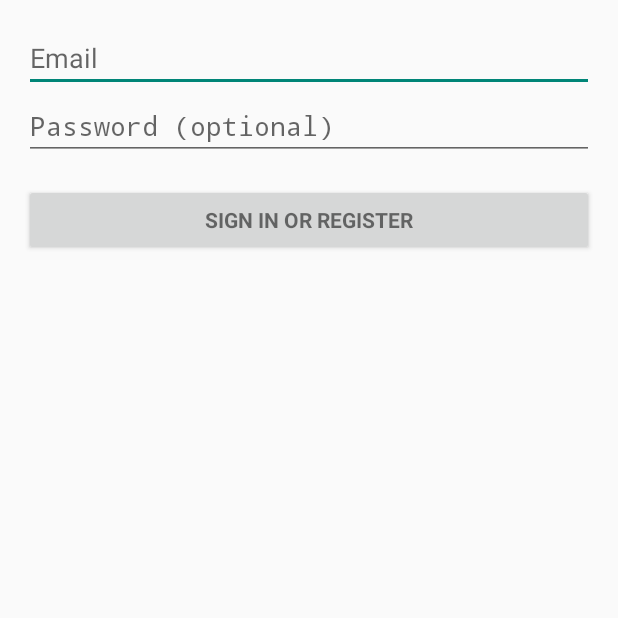
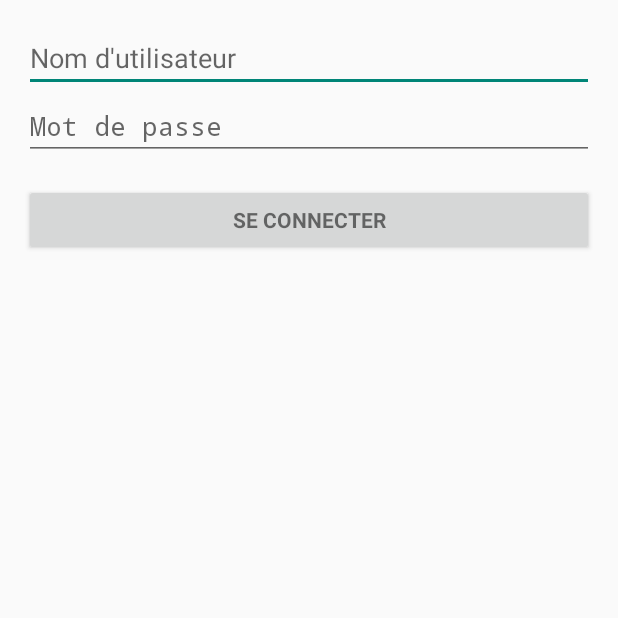
Before and after one commit to gitter-badger/ChatDesk, an Android app: the screen it shows after launch (LoginActivity), on a phone screen of 412 x 824 dp, the top half of it. Run offline under Robolectric (Android 15) with nearby library versions, the phone set to English and light mode, and no system bars; 3 statements that could not run were skipped.

Commit message:
Modification des informations/messages lors de la connexion pour que ca soit plus claire

```diff
--- a/ChatDeskAndroid/app/src/main/java/ca/qc/bdeb/gr1_420_p56_bb/utilitaires/Formatage.java
+++ b/ChatDeskAndroid/app/src/main/java/ca/qc/bdeb/gr1_420_p56_bb/utilitaires/Formatage.java
@@ -31,7 +31,6 @@ public class Formatage {
     }
 
     public static String convertirImageEnString(Bitmap image) {
-
         Bitmap immagex=image;
         ByteArrayOutputStream baos = new ByteArrayOutputStream();
         immagex.compress(Bitmap.CompressFormat.JPEG, 100, baos);
--- a/ChatDeskAndroid/app/src/main/res/layout/activity_login.xml
+++ b/ChatDeskAndroid/app/src/main/res/layout/activity_login.xml
@@ -19,7 +19,7 @@
             android:layout_height="wrap_content" android:orientation="vertical">
 
             <AutoCompleteTextView android:id="@+id/email" android:layout_width="match_parent"
-                android:layout_height="wrap_content" android:hint="@string/prompt_email"
+                android:layout_height="wrap_content" android:hint="@string/prompt_nom_util"
                 android:inputType="textEmailAddress" android:maxLines="1"
                 android:singleLine="true" />
 
--- a/ChatDeskAndroid/app/src/main/res/values/strings_activity_login.xml
+++ b/ChatDeskAndroid/app/src/main/res/values/strings_activity_login.xml
@@ -2,13 +2,15 @@
     <string name="title_activity_login">Connexion</string>
 
     <!-- Strings related to login -->
-    <string name="prompt_email">Email</string>
-    <string name="prompt_password">Password (optional)</string>
-    <string name="action_sign_in">Sign in or register</string>
-    <string name="action_sign_in_short">Sign in</string>
+    <string name="prompt_nom_util">Nom d\'utilisateur</string>
+    <string name="prompt_password">Mot de passe</string>
+    <string name="action_sign_in">Se connecter</string>
+    <string name="action_sign_in_short">Se connecter</string>
 
-    <string name="error_invalid_email">This email address is invalid</string>
-    <string name="error_invalid_password">This password is too short</string>
-    <string name="error_incorrect_password">This password is incorrect</string>
-    <string name="error_field_required">This field is required</string>
+    <string name="connexion_reusit">Vous êtes connectés avec le compte\ </string>
+    <string name="error_identifiants_invalide">Identifiants de connexion invalide</string>
+    <string name="error_impossible_connexion_serveur">Impossible de se connecter au serveur</string>
+    <string name="error_resultat_connexion_inconnu">Résultat de connection non connu</string>
+
+    <string name="error_field_required">Ce champ est obligatoire</string>
 </resources>
```
Also changed, not shown: ChatDeskAndroid/app/src/main/java/ca/qc/bdeb/gr1_420_p56_bb/activity/LoginActivity.java (+6 -24 lines).
